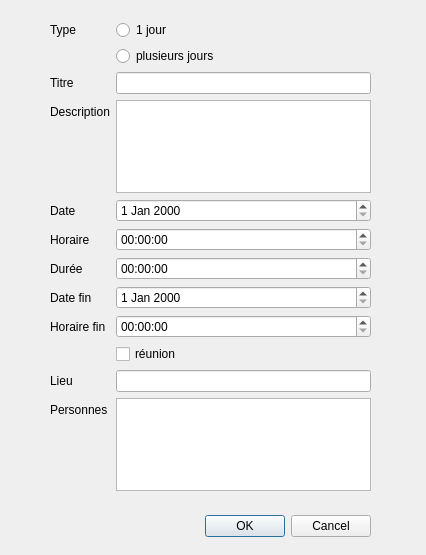
Above: ProjectCalendar/dialogprogevt.ui from pzins/ProjectCalendar_LO21 before the change. Below: the same form after it.
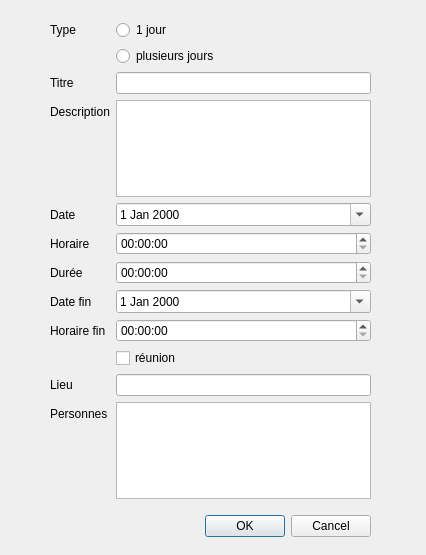
That is the form after the change.

Patch:
```diff
--- a/ProjectCalendar/dialogprogevt.ui
+++ b/ProjectCalendar/dialogprogevt.ui
@@ -38,7 +38,7 @@
      <x>50</x>
      <y>20</y>
      <width>321</width>
-     <height>471</height>
+     <height>479</height>
     </rect>
    </property>
    <layout class="QFormLayout" name="formLayout">
@@ -119,7 +119,11 @@
      <widget class="QPlainTextEdit" name="desc"/>
     </item>
     <item row="4" column="1">
-     <widget class="QDateEdit" name="date"/>
+     <widget class="QDateEdit" name="date">
+      <property name="calendarPopup">
+       <bool>true</bool>
+      </property>
+     </widget>
     </item>
     <item row="5" column="1">
      <widget class="QTimeEdit" name="horaire"/>
@@ -128,7 +132,11 @@
      <widget class="QTimeEdit" name="duree"/>
     </item>
     <item row="7" column="1">
-     <widget class="QDateEdit" name="date_fin"/>
+     <widget class="QDateEdit" name="date_fin">
+      <property name="calendarPopup">
+       <bool>true</bool>
+      </property>
+     </widget>
     </item>
     <item row="8" column="1">
      <widget class="QTimeEdit" name="horaire_fin"/>
```
